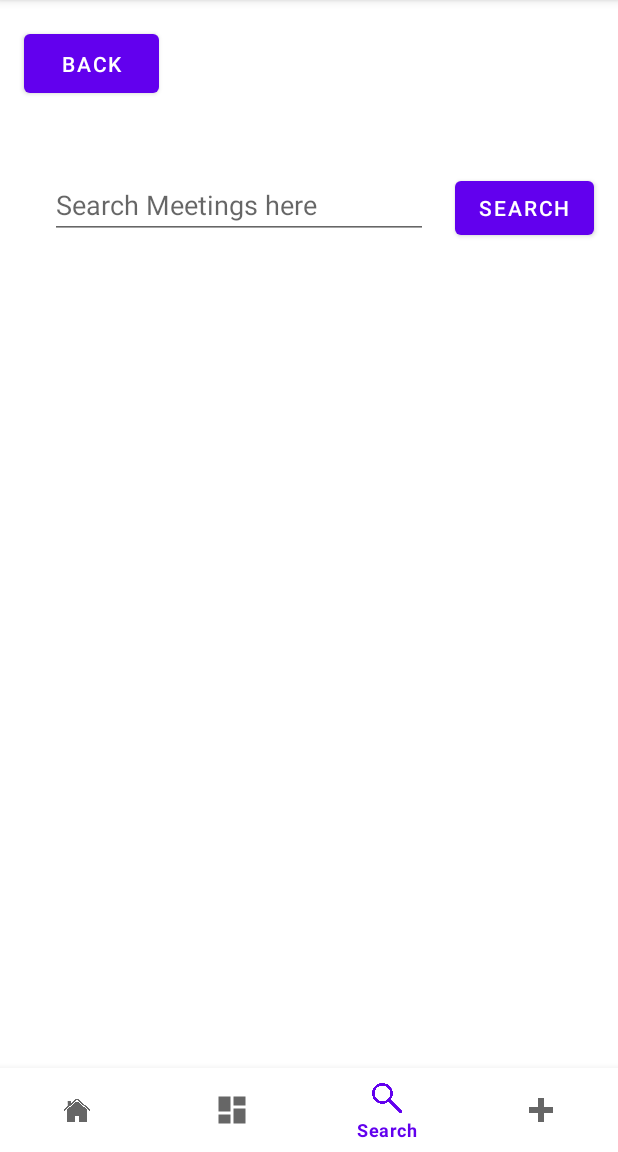
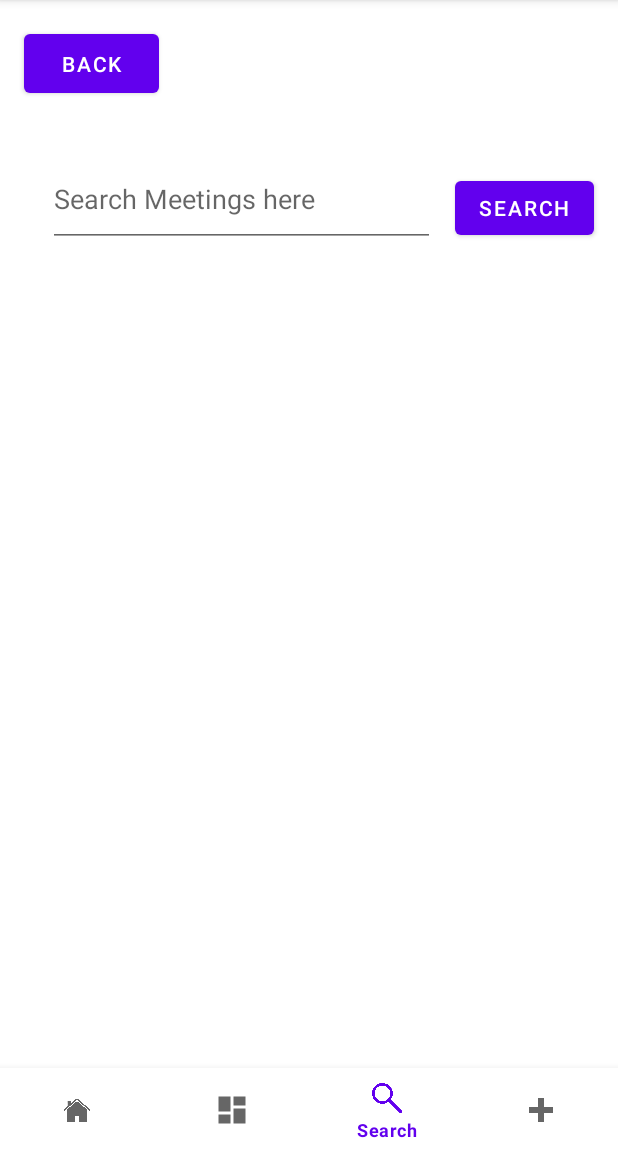
Before and after one commit to hhphung/my_project, an Android app: the SearchPage screen opened directly, with no data from a screen before it, on a phone screen of 412 x 824 dp, the part 84-1236 px from its top. Run offline under Robolectric (Android 15) with nearby library versions, the phone set to English and light mode, and no system bars; 1 statement that could not run was skipped.

Commit message:
#39 !39 changed size of search input

```diff
--- a/Frontend/MeetMe/app/src/main/res/layout/activity_search_page.xml
+++ b/Frontend/MeetMe/app/src/main/res/layout/activity_search_page.xml
@@ -34,8 +34,8 @@
 
     <EditText
         android:id="@+id/activity_search_input"
-        android:layout_width="252dp"
-        android:layout_height="40dp"
+        android:layout_width="258dp"
+        android:layout_height="63dp"
         android:ems="10"
         android:hint="Search Meetings here"
         android:inputType="textPersonName"
```
